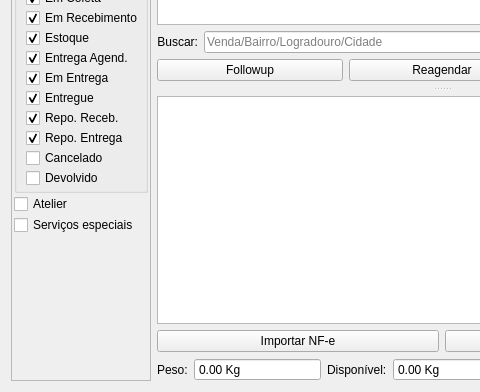
The window that ui/widgetlogisticaagendarentrega.ui (darktorres/ERP-STACCATO) describes before a commit, drawn with Qt 5; both pictures show x 0 to 480 and y 237 to 629 of the 1166 by 629 pixel window.
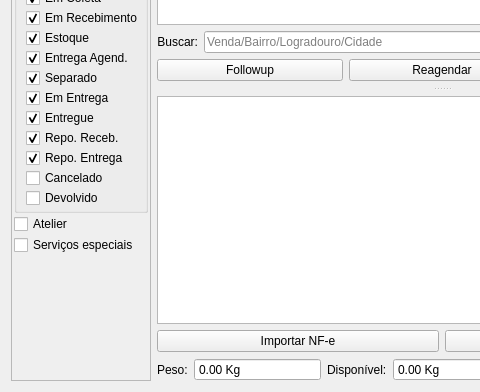
The same window after the commit. Custom widgets are drawn as their Qt base class.

Commit message:
feat: add SEPARADO logística status between ENTREGA AGEND. and EM ENTREGA
Lets warehouse staff mark a scheduled load as physically separated/picked
via a new "Separar" button in the Entregas tab. Informational only: it does
not block issuing NF-e, so a load can go to EM ENTREGA from either
ENTREGA AGEND. or SEPARADO. Forward transitions, delivery guards, the
entrega-pendente bucketing and the four status-cascade procedures all treat
SEPARADO as ranked just before EM ENTREGA.

The edit to the form file:
```diff
--- a/ui/widgetlogisticaagendarentrega.ui
+++ b/ui/widgetlogisticaagendarentrega.ui
@@ -199,6 +199,19 @@
                </property>
               </widget>
              </item>
+             <item>
+              <widget class="QCheckBox" name="checkBoxSeparado">
+               <property name="enabled">
+                <bool>true</bool>
+               </property>
+               <property name="text">
+                <string>Separado</string>
+               </property>
+               <property name="checked">
+                <bool>true</bool>
+               </property>
+              </widget>
+             </item>
              <item>
               <widget class="QCheckBox" name="checkBoxEmEntrega">
                <property name="enabled">
```
Left out of the diff: 1 changed line with no effect on the pictures. The commit also changes 9 other files.
